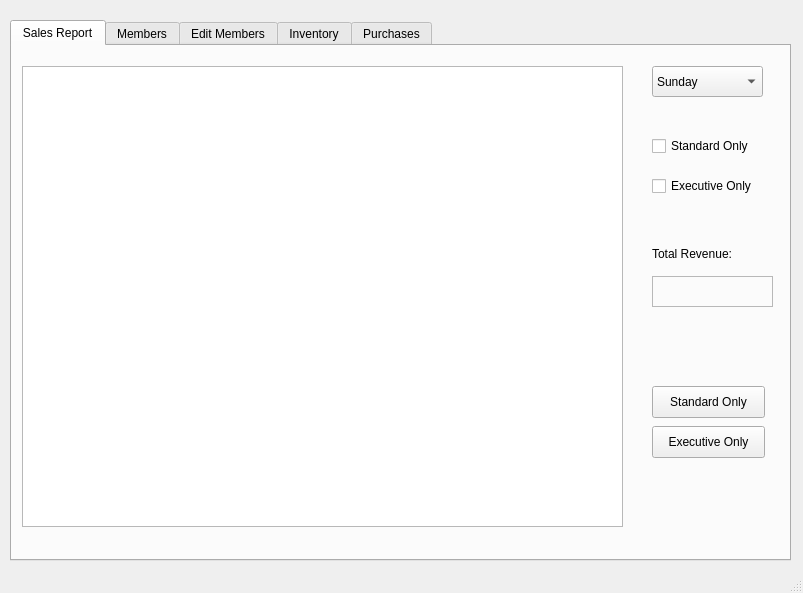
NicholasHuCS1C/Bulk-Club-CS1C, file QtCuties-BulkClubProject/menu.ui: the form before one commit.
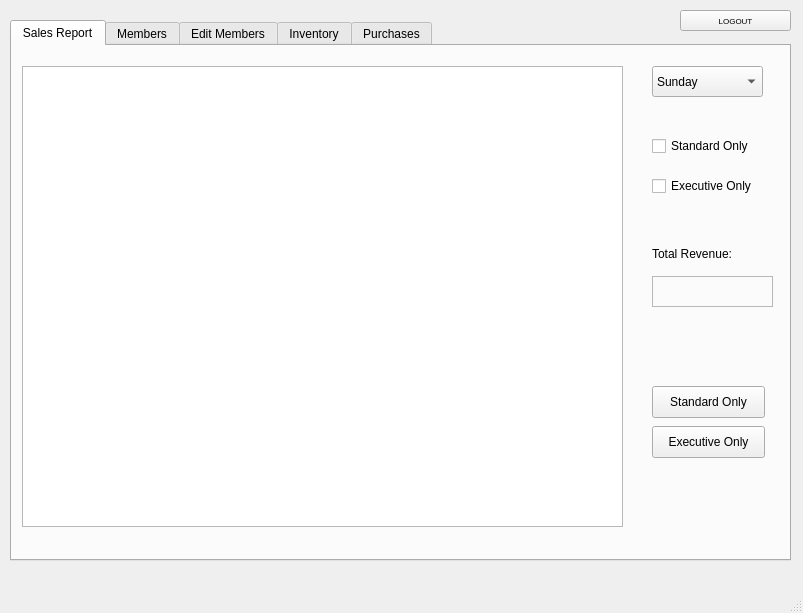
The form after the commit.

Patch:
```diff
--- a/QtCuties-BulkClubProject/menu.ui
+++ b/QtCuties-BulkClubProject/menu.ui
@@ -7,7 +7,7 @@
     <x>0</x>
     <y>0</y>
     <width>803</width>
-    <height>593</height>
+    <height>613</height>
    </rect>
   </property>
   <property name="windowTitle">
@@ -896,6 +896,24 @@
      </widget>
     </widget>
    </widget>
+   <widget class="QPushButton" name="buttonLogout">
+    <property name="geometry">
+     <rect>
+      <x>680</x>
+      <y>10</y>
+      <width>111</width>
+      <height>21</height>
+     </rect>
+    </property>
+    <property name="font">
+     <font>
+      <pointsize>6</pointsize>
+     </font>
+    </property>
+    <property name="text">
+     <string>LOGOUT</string>
+    </property>
+   </widget>
   </widget>
   <widget class="QMenuBar" name="menubar">
    <property name="geometry">
```
Left out of the diff: 2 changed lines with no effect on the pictures.
